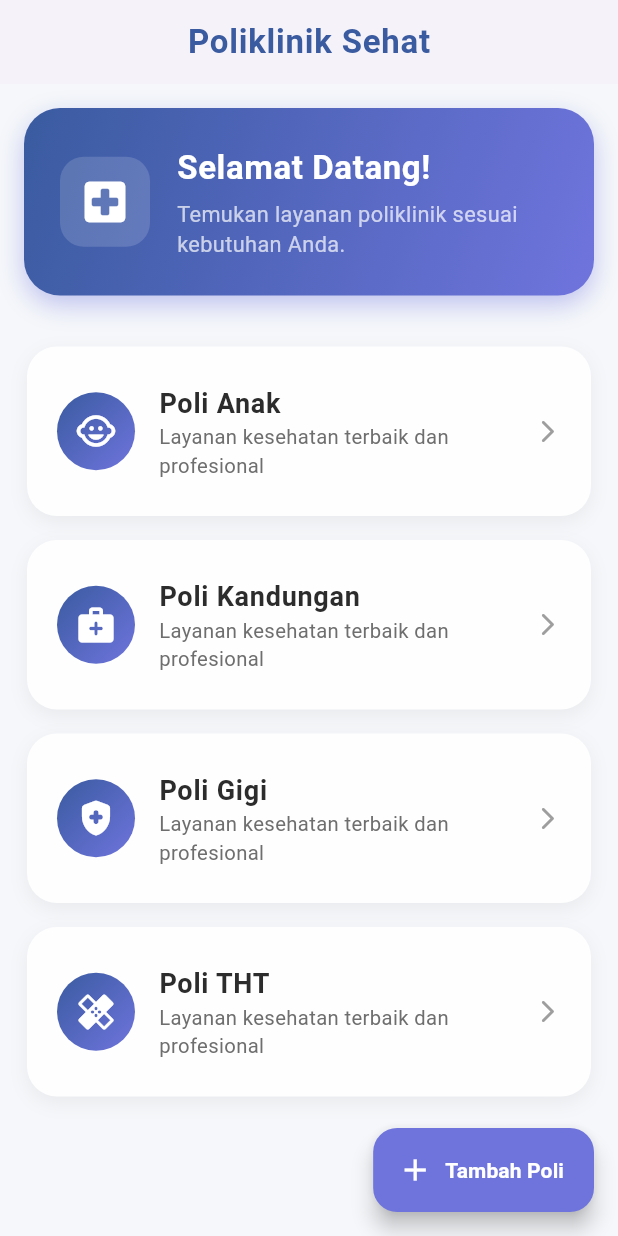
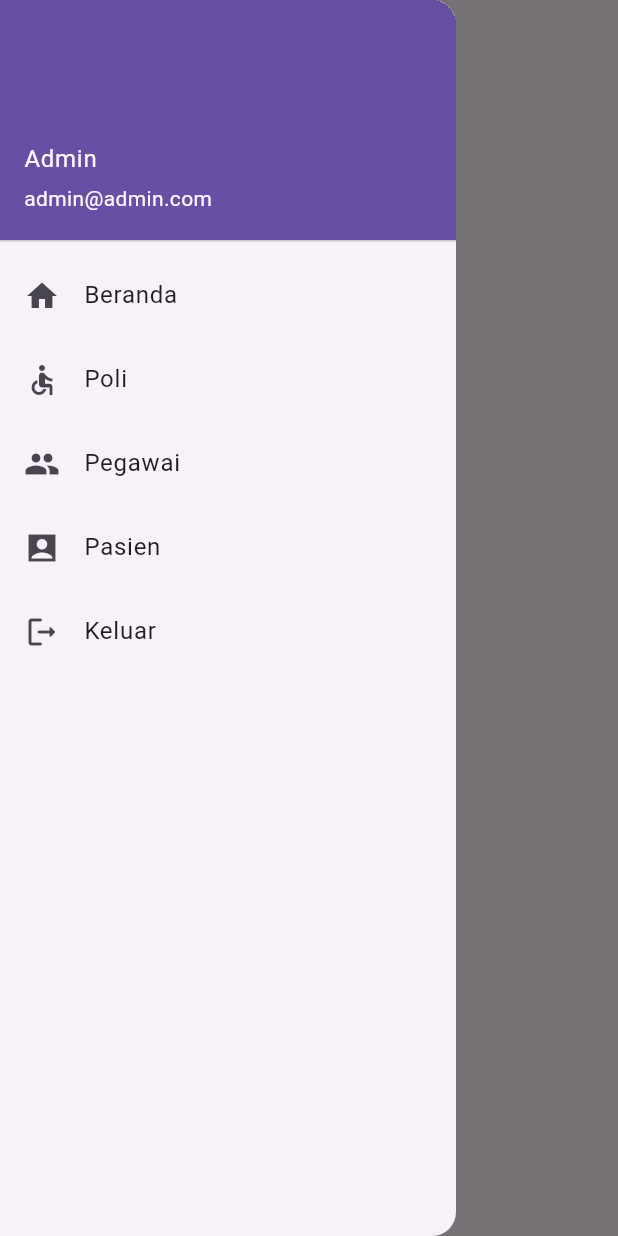
Before and after one commit to helmiluthfim/tugas_flutter, a Flutter app: the screen it shows after launch, with the side drawer open (before the commit the screen has no drawer), on a phone screen of 412 x 824 dp. Run offline on Flutter 3.47's test engine with Material 3 defaults, Android fonts, the phone set to English and light mode, and no system bars.

Commit message:
add sidebar & login

```diff
--- a/lib/main.dart
+++ b/lib/main.dart
@@ -1,5 +1,5 @@
 import 'package:flutter/material.dart';
-import '/ui/poli_page.dart';
+import 'package:tugas_flutter/ui/beranda.dart';
 
 void main() => runApp(MyApp());
 
@@ -9,23 +9,13 @@ class MyApp extends StatelessWidget {
     return MaterialApp(
       title: 'Klinik App',
       debugShowCheckedModeBanner: false,
-      home: PoliPage(),
+      home: Beranda(),
     );
   }
 }
 
 class MyHomePage extends StatefulWidget {
   const MyHomePage({super.key, required this.title});
-
-  // This widget is the home page of your application. It is stateful, meaning
-  // that it has a State object (defined below) that contains fields that affect
-  // how it looks.
-
-  // This class is the configuration for the state. It holds the values (in this
-  // case the title) provided by the parent (in this case the App widget) and
-  // used by the build method of the State. Fields in a Widget subclass are
-  // always marked "final".
-
   final String title;
 
   @override
@@ -37,50 +27,20 @@ class _MyHomePageState extends State<MyHomePage> {
 
   void _incrementCounter() {
     setState(() {
-      // This call to setState tells the Flutter framework that something has
-      // changed in this State, which causes it to rerun the build method below
-      // so that the display can reflect the updated values. If we changed
-      // _counter without calling setState(), then the build method would not be
-      // called again, and so nothing would appear to happen.
       _counter++;
     });
   }
 
   @override
   Widget build(BuildContext context) {
-    // This method is rerun every time setState is called, for instance as done
-    // by the _incrementCounter method above.
-    //
-    // The Flutter framework has been optimized to make rerunning build methods
-    // fast, so that you can just rebuild anything that needs updating rather
-    // than having to individually change instances of widgets.
     return Scaffold(
       appBar: AppBar(
-        // TRY THIS: Try changing the color here to a specific color (to
-        // Colors.amber, perhaps?) and trigger a hot reload to see the AppBar
-        // change color while the other colors stay the same.
         backgroundColor: Theme.of(context).colorScheme.inversePrimary,
-        // Here we take the value from the MyHomePage object that was created by
-        // the App.build method, and use it to set our appbar title.
+
         title: Text(widget.title),
       ),
       body: Center(
-        // Center is a layout widget. It takes a single child and positions it
-        // in the middle of the parent.
         child: Column(
-          // Column is also a layout widget. It takes a list of children and
-          // arranges them vertically. By default, it sizes itself to fit its
-          // children horizontally, and tries to be as tall as its parent.
-          //
-          // Column has various properties to control how it sizes itself and
-          // how it positions its children. Here we use mainAxisAlignment to
-          // center the children vertically; the main axis here is the vertical
-          // axis because Columns are vertical (the cross axis would be
-          // horizontal).
-          //
-          // TRY THIS: Invoke "debug painting" (choose the "Toggle Debug Paint"
-          // action in the IDE, or press "p" in the console), to see the
-          // wireframe for each widget.
           mainAxisAlignment: MainAxisAlignment.center,
           children: <Widget>[
             const Text('You have pushed the button this many times:'),
--- /dev/null
+++ b/lib/ui/beranda.dart
@@ -0,0 +1,15 @@
+import 'package:flutter/material.dart';
+import 'package:tugas_flutter/ui/sidebar.dart';
+
+class Beranda extends StatelessWidget {
+  const Beranda({super.key});
+
+  @override
+  Widget build(BuildContext context) {
+    return Scaffold(
+      drawer: Sidebar(),
+      appBar: AppBar(title: Text("Beranda")),
+      body: Center(child: Text("Selamat Datang")),
+    );
+  }
+}
--- a/lib/ui/poli_page.dart
+++ b/lib/ui/poli_page.dart
@@ -1,4 +1,5 @@
 import 'package:flutter/material.dart';
+import 'package:tugas_flutter/ui/sidebar.dart';
 import '../model/poli.dart';
 import 'poli_detail.dart';
 import 'poli_form.dart';
@@ -41,6 +42,7 @@ class _PoliPageState extends State<PoliPage> {
   @override
   Widget build(BuildContext context) {
     return Scaffold(
+      drawer: Sidebar(),
       backgroundColor: _accentColor,
       appBar: AppBar(
         backgroundColor: Colors.white,
--- /dev/null
+++ b/lib/ui/sidebar.dart
@@ -0,0 +1,63 @@
+import 'package:flutter/material.dart';
+import '../ui/beranda.dart';
+import '../ui/login.dart';
+import '../ui/poli_page.dart';
+
+class Sidebar extends StatelessWidget {
+  const Sidebar({Key? key}) : super(key: key);
+  @override
+  Widget build(BuildContext context) {
+    return Drawer(
+      child: ListView(
+        padding: EdgeInsets.zero,
+        children: [
+          UserAccountsDrawerHeader(
+            accountName: Text("Admin"),
+            accountEmail: Text("admin@admin.com"),
+          ),
+          ListTile(
+            leading: Icon(Icons.home),
+            title: Text("Beranda"),
+            onTap: () {
+              Navigator.push(
+                context,
+                MaterialPageRoute(builder: (context) => Beranda()),
+              );
+            },
+          ),
+          ListTile(
+            leading: Icon(Icons.accessible),
+            title: Text("Poli"),
+            onTap: () {
+              Navigator.push(
+                context,
+                MaterialPageRoute(builder: (context) => PoliPage()),
+              );
+            },
+          ),
+          ListTile(
+            leading: Icon(Icons.people),
+            title: Text("Pegawai"),
+            onTap: () {},
+          ),
+          ListTile(
+            leading: Icon(Icons.account_box_sharp),
+            title: Text("Pasien"),
+            onTap: () {},
+          ),
+          ListTile(
+            leading: Icon(Icons.logout_rounded),
+            title: Text("Keluar"),
+            onTap: () {
+              Navigator.pushAndRemoveUntil(
+                context,
+                MaterialPageRoute(builder: (context) => Login()),
+                (Route<dynamic> route) => false,
+              );
+            },
+          ),
+        ],
+      ),
+    );
+  }
+}
```
Also changed, not shown: lib/ui/login.dart (added, +74 -0 lines), pubspec.lock, 1 other file.
